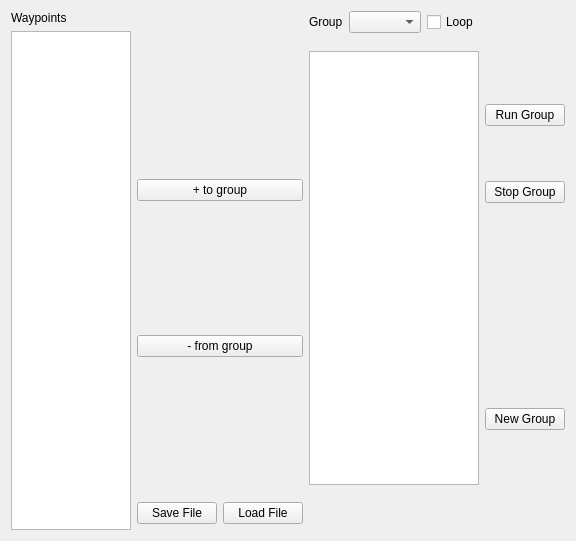
Above: cd_harmony/resource/waypointPanel.ui from Vafo/turtlebot-burger-slam-nav before the change. Below: the same form after it.
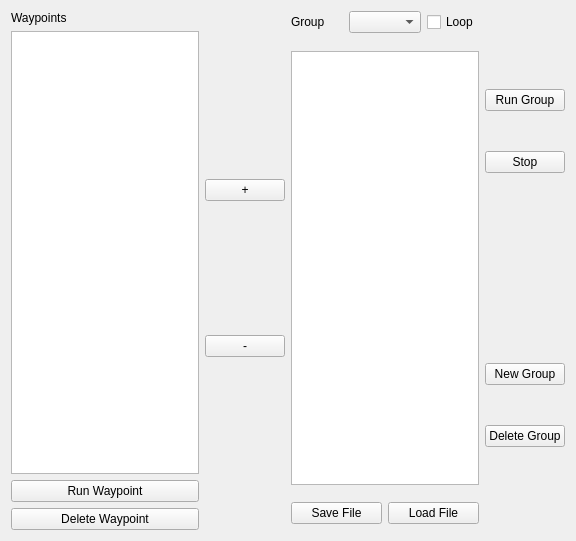
That is the form after the change.

The edit to the form file:
```diff
--- a/cd_harmony/resource/waypointPanel.ui
+++ b/cd_harmony/resource/waypointPanel.ui
@@ -50,6 +50,20 @@
      <item>
       <widget class="QListWidget" name="listWp"/>
      </item>
+     <item>
+      <widget class="QPushButton" name="runWpButton">
+       <property name="text">
+        <string>Run Waypoint</string>
+       </property>
+      </widget>
+     </item>
+     <item>
+      <widget class="QPushButton" name="deleteWpButton">
+       <property name="text">
+        <string>Delete Waypoint</string>
+       </property>
+      </widget>
+     </item>
     </layout>
    </item>
    <item row="3" column="1">
@@ -57,14 +71,14 @@
      <item>
       <widget class="QPushButton" name="add2GroupButton">
        <property name="text">
-        <string>+ to group</string>
+        <string>+</string>
        </property>
       </widget>
      </item>
      <item>
       <widget class="QPushButton" name="delete2GroupButton">
        <property name="text">
-        <string>- from group</string>
+        <string>-</string>
        </property>
       </widget>
      </item>
@@ -107,7 +121,7 @@
      <item row="2" column="0">
       <widget class="QPushButton" name="stopGroupButton">
        <property name="text">
-        <string>Stop Group</string>
+        <string>Stop</string>
        </property>
       </widget>
      </item>
@@ -127,6 +141,13 @@
        </property>
       </spacer>
      </item>
+     <item row="5" column="0">
+      <widget class="QPushButton" name="deleteGroupButton">
+       <property name="text">
+        <string>Delete Group</string>
+       </property>
+      </widget>
+     </item>
      <item row="1" column="0">
       <widget class="QPushButton" name="runGroupButton">
        <property name="text">
@@ -136,7 +157,7 @@
      </item>
     </layout>
    </item>
-   <item row="5" column="1">
+   <item row="5" column="2">
     <layout class="QHBoxLayout" name="horizontalLayout_2">
      <property name="topMargin">
       <number>5</number>
```
